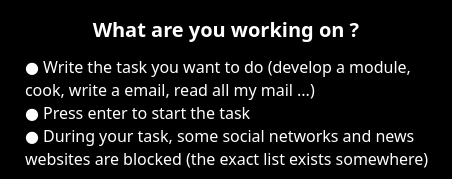
This is boxtime/views/protipswidget.ui in jdauphant/boxtime as Qt 5 draws it before an edit. The edited form follows.
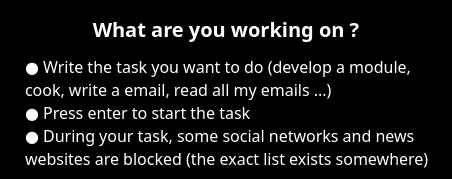
This is the edited form.

Commit message: Correct text pro tips

Patch:
```diff
--- a/boxtime/views/protipswidget.ui
+++ b/boxtime/views/protipswidget.ui
@@ -461,7 +461,7 @@
 p, li { white-space: pre-wrap; }
 &lt;/style&gt;&lt;/head&gt;&lt;body style=&quot; font-family:'Nexa Light'; font-size:10pt; font-weight:400; font-style:normal;&quot; bgcolor=&quot;#000000&quot;&gt;
 &lt;p align=&quot;center&quot; style=&quot; margin-top:12px; margin-bottom:12px; margin-left:0px; margin-right:0px; -qt-block-indent:0; text-indent:0px;&quot;&gt;&lt;span style=&quot; font-family:'Nexa'; font-size:x-large; font-weight:600; color:#ffffff;&quot;&gt;What are you working on ?&lt;/span&gt;&lt;/p&gt;
-&lt;p style=&quot; margin-top:12px; margin-bottom:12px; margin-left:10px; margin-right:0px; -qt-block-indent:0; text-indent:0px;&quot;&gt;&lt;span style=&quot; font-family:'Nexa'; font-size:large; color:#ffffff;&quot;&gt;● Write the task you want to do (develop a module, cook, write a email, read all my mail ...)&lt;br /&gt;● Press enter to start the task&lt;br /&gt;● During your task, some social networks and news websites are blocked (the exact list exists somewhere)&lt;br /&gt;&lt;/span&gt;&lt;/p&gt;&lt;/body&gt;&lt;/html&gt;</string>
+&lt;p style=&quot; margin-top:12px; margin-bottom:12px; margin-left:10px; margin-right:0px; -qt-block-indent:0; text-indent:0px;&quot;&gt;&lt;span style=&quot; font-family:'Nexa'; font-size:large; color:#ffffff;&quot;&gt;● Write the task you want to do (develop a module, cook, write a email, read all my emails ...)&lt;br /&gt;● Press enter to start the task&lt;br /&gt;● During your task, some social networks and news websites are blocked (the exact list exists somewhere)&lt;br /&gt;&lt;/span&gt;&lt;/p&gt;&lt;/body&gt;&lt;/html&gt;</string>
      </property>
      <property name="acceptRichText">
       <bool>false</bool>
```
